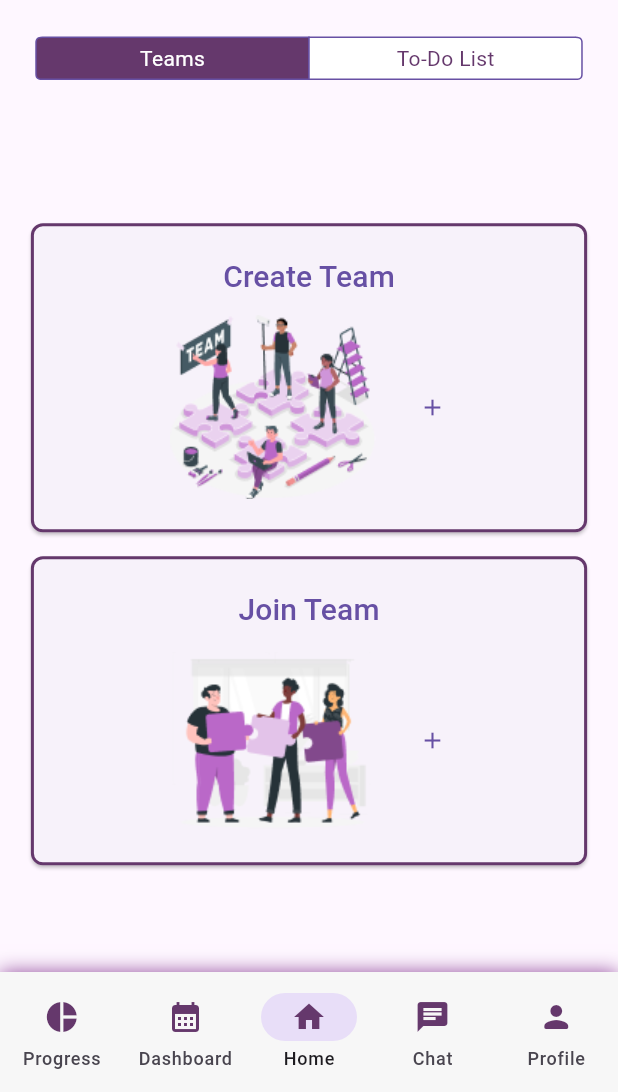
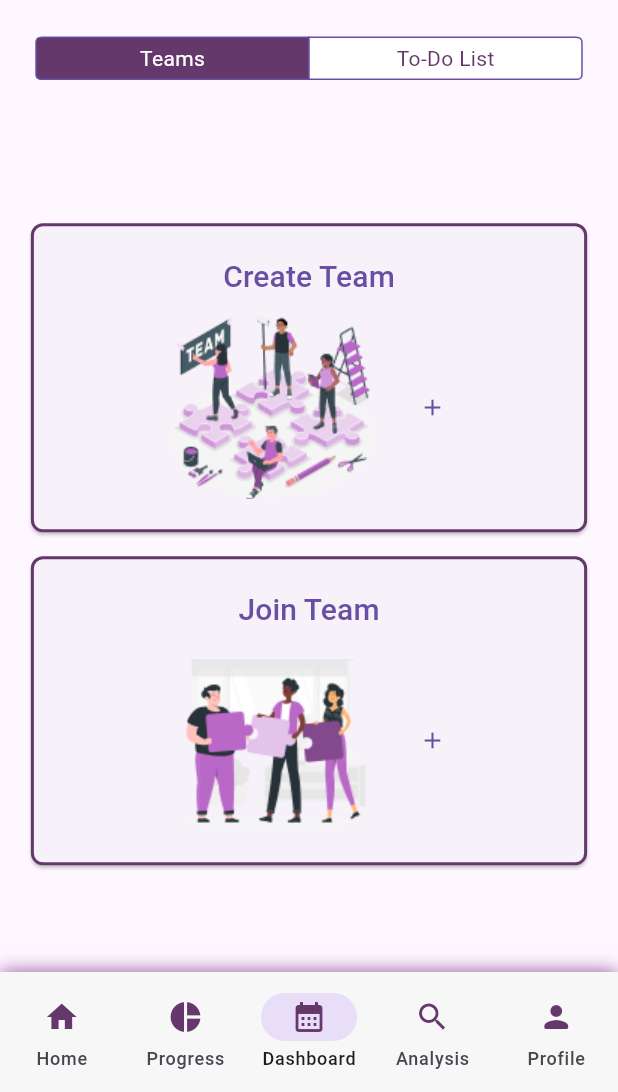
Before and after one commit to Group-task-brl/BRL-task4-appdev, a Flutter app: the BottomNavBar screen opened by its route, on a phone screen of 412 x 824 dp, the part 144-1236 px from its top. Run offline on Flutter 3.47's test engine with Material 3 defaults, Android fonts, the phone set to English and light mode, and no system bars; our stand-ins replace fl_chart, flutter_secure_storage, multi_select_flutter, shared_preferences, table_calendar; accounts and stored records are empty.

Commit message:
small changes

```diff
--- a/lib/home_page/bottomnavbar.dart
+++ b/lib/home_page/bottomnavbar.dart
@@ -41,6 +41,13 @@ class _BottomNavBarState extends State<BottomNavBar> {
           destinations: const [
             NavigationDestination(
               icon: Icon(
+                Icons.home,
+                color: Color.fromARGB(255, 101, 56, 108),
+              ),
+              label: 'Home',
+            ),
+            NavigationDestination(
+              icon: Icon(
                 Icons.pie_chart,
                 color: Color.fromARGB(255, 101, 56, 108),
               ),
@@ -55,17 +62,10 @@ class _BottomNavBarState extends State<BottomNavBar> {
             ),
             NavigationDestination(
               icon: Icon(
-                Icons.home,
+                Icons.search,
                 color: Color.fromARGB(255, 101, 56, 108),
               ),
-              label: 'Home',
-            ),
-            NavigationDestination(
-              icon: Icon(
-                Icons.chat,
-                color: Color.fromARGB(255, 101, 56, 108),
-              ),
-              label: 'Chat',
+              label: 'Analysis',
             ),
             NavigationDestination(
               icon: Icon(
--- a/lib/home_page/tasks.dart
+++ b/lib/home_page/tasks.dart
@@ -41,9 +41,9 @@ class TaskContainer extends StatelessWidget {
                 ],
               ),
             ),
-            FloatingActionButton(onPressed: () {
-              Navigator.pushNamed(context, MyRoutes.Todo);
-            },child: Icon(Icons.add),),
+            // FloatingActionButton(onPressed: () {
+            //   Navigator.pushNamed(context, MyRoutes.Todo);
+            // },child: Icon(Icons.add),),
           ],
         ),
       ),
--- a/lib/home_page/teams.dart
+++ b/lib/home_page/teams.dart
@@ -1,7 +1,12 @@
 import 'package:flutter/material.dart';
 import '../Utils/Routes.dart';
 
-class TeamPage extends StatelessWidget {
+class TeamPage extends StatefulWidget {
+  @override
+  State<TeamPage> createState() => _TeamPageState();
+}
+
+class _TeamPageState extends State<TeamPage> {
   @override
   Widget build(BuildContext context) {
     double buttonHeight = MediaQuery.of(context).size.height * 0.25;
--- a/lib/main.dart
+++ b/lib/main.dart
@@ -37,7 +37,7 @@ class MyApp extends StatelessWidget {
         MyRoutes.jointeamRoutes: (context) => join_team(),
         MyRoutes.CreateTeamScreen: (context) => CreateTeamScreen(),
         MyRoutes.BottomNavBar:(context) => BottomNavBar(),
-        MyRoutes.Todo:(context) => TodoList(),
+        // MyRoutes.Todo:(context) => TodoList(),
           }
         );
   }
--- a/lib/models/appbar.dart
+++ b/lib/models/appbar.dart
@@ -1,8 +1,11 @@
 import 'package:flutter/material.dart';
-
+import 'package:brl_task4/screens/dashboard.dart';
 // ignore_for_file: prefer_const_constructors
 
 class MyAppBar extends StatelessWidget implements PreferredSizeWidget {
+
+  // String ? userName = name!.substring(0,name!.indexOf('@'));
+
   @override
   Widget build(BuildContext context) {
     return Container(
--- a/lib/screens/dashboard.dart
+++ b/lib/screens/dashboard.dart
@@ -13,7 +13,7 @@ class dashb_mem extends StatefulWidget {
   @override
   State<dashb_mem> createState() => dashb_memState();
 }
-
+String? name;
 class dashb_memState extends State<dashb_mem> {
   Future<void>? _futureData;
   void initState() {
@@ -22,6 +22,7 @@ class dashb_memState extends State<dashb_mem> {
   }
   List<dynamic>? teamsData;
   List<String>? teamNames;
+
   Future<void> showTeamAPI() async {
     dynamic storedValue = await secureStorage.readSecureData(key);
 
@@ -41,6 +42,7 @@ class dashb_memState extends State<dashb_mem> {
     if (response.statusCode == 200) {
       teamsData = jsonDecode(response.body)['teams'];
       teamNames = teamsData!.map<String>((team) => team['teamName'].toString()).toList();
+      name=jsonDecode(response.body)['email'];
     } else {
       print('Failed to join the team. Status Code: ${response.statusCode}');
       print('Error Message: ${response.body}');
--- a/lib/utils/Routes.dart
+++ b/lib/utils/Routes.dart
@@ -6,5 +6,5 @@ class MyRoutes {
   static String tdetailRoutes = "/t_detail";
   static String CreateTeamScreen = "/CreateTeamScreen";
   static String BottomNavBar ="/BottomNavBar";
-  static String Todo = "/TodoList";
+  // static String Todo = "/TodoList";
 }
```
Also changed, not shown: lib/home_page/todo.dart (+87 -87 lines).
